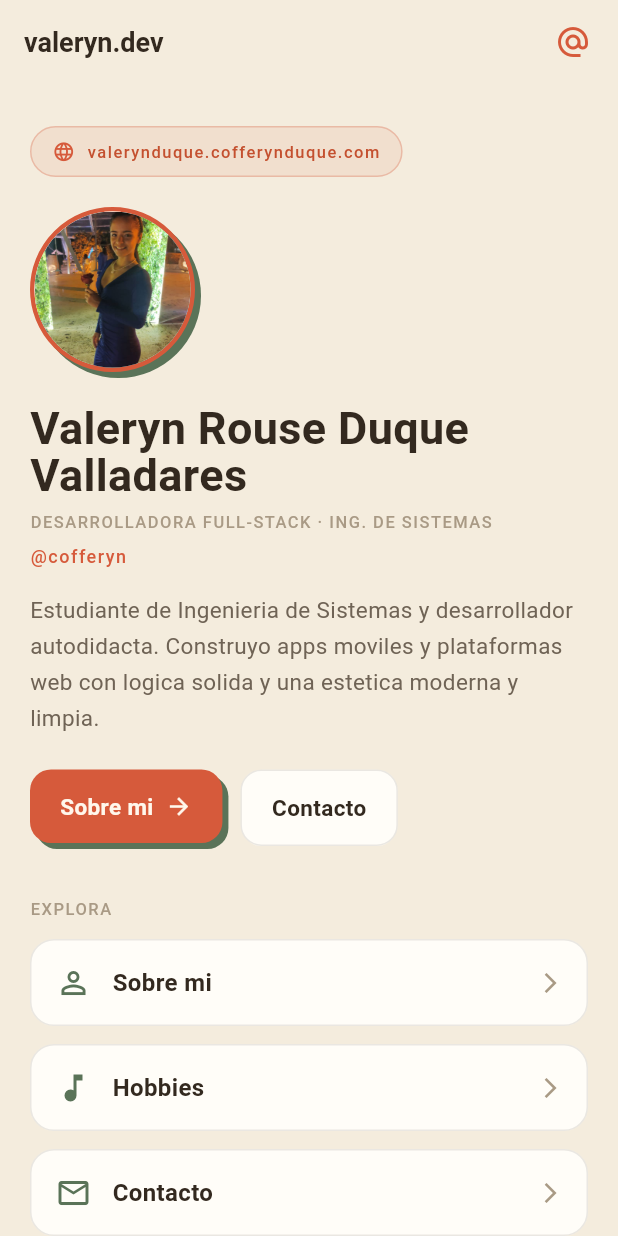
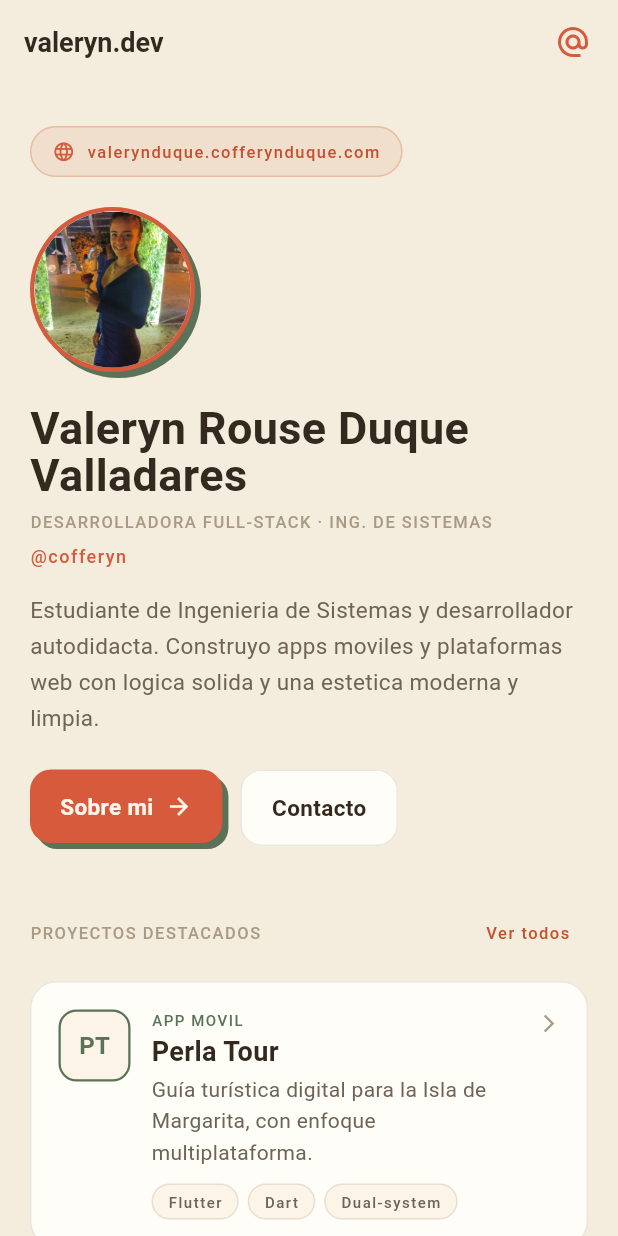
Before and after one commit to CofferynDuque5/Portfolio-Valeryn-Duque, a Flutter app: the screen it shows after launch, on a phone screen of 412 x 824 dp. Run offline on Flutter 3.47's test engine with Material 3 defaults, Android fonts, the phone set to English and light mode, and no system bars.

Commit message:
Añade sección de Proyectos con lista, filtros y detalle
- Modelo Project compatible con el JSON público de /api/projects
- Catálogo local con los 9 proyectos que publica la web
- Pantalla de archivo con filtros por categoría y pantalla de detalle
  con ruta /projects/<slug>
- Proyectos destacados y acceso a Proyectos en Inicio
- Sustituye el test del contador de la plantilla, que fallaba, por
  tests reales de navegación, filtros, rutas y modelo

Co-Authored-By: Claude Opus 5.5 (1M context) <noreply@anthropic.com>
Claude-Session: https://claude.ai/code/session_014v1DmpkJn5FaB2vpkoNF7b

```diff
--- /dev/null
+++ b/lib/data/projects_data.dart
@@ -0,0 +1,184 @@
+import '../models/project.dart';
+
+// Catalogo local de proyectos. Es el mismo contenido que publica la web
+// (seed del backend), ordenado igual. Sirve como fuente sin conexion hasta
+// que la app lea /api/projects.
+class ProjectsData {
+  static const List<Project> todos = [
+    Project(
+      slug: 'perla',
+      category: ProjectCategory.mobile,
+      frame: ProjectFrame.phone,
+      acentoVerde: true,
+      destacado: true,
+      nombre: 'Perla Tour',
+      lema:
+          'Guía turística digital para la Isla de Margarita, con enfoque multiplataforma.',
+      descripcion:
+          'App de guía turística para la Isla de Margarita, Nueva Esparta. Construida en '
+          'Flutter con enfoque dual-system para funcionar de forma fluida en Android e iOS.',
+      caracteristicas: [
+        'Mapa de puntos de interés',
+        'Recomendaciones locales',
+        'Multiplataforma Android/iOS',
+      ],
+      tecnologias: ['Flutter', 'Dart', 'Dual-system'],
+    ),
+    Project(
+      slug: 'dyc',
+      category: ProjectCategory.mobile,
+      frame: ProjectFrame.phone,
+      acentoVerde: true,
+      destacado: true,
+      nombre: 'Design Your Core',
+      lema:
+          'Tu sistema operativo personal: productividad y gestión del tiempo en dark mode.',
+      descripcion:
+          'App de productividad concebida como un "sistema operativo personal", con estética '
+          'dark-mode estilizada y características avanzadas de gestión del tiempo.',
+      caracteristicas: [
+        'Gestión del tiempo',
+        'Modo oscuro estilizado',
+        'Enfoque en hábitos',
+      ],
+      tecnologias: ['Flutter', 'Dark UI', 'UX'],
+    ),
+    Project(
+      slug: 'varoduva',
+      category: ProjectCategory.web,
+      frame: ProjectFrame.browser,
+      destacado: true,
+      nombre: 'VAROUDUVA.STORE',
+      lema:
+          'E-commerce de moda: ropa, calzado, gorras y accesorios en Margarita.',
+      descripcion:
+          'Sitio web y catálogo comercial para una tienda de moda en Margarita. Trabajo '
+          'enfocado en marketing, edición y optimización de imágenes de producto.',
+      caracteristicas: [
+        'Catálogo de productos',
+        'Imágenes optimizadas',
+        'Material de marketing',
+      ],
+      tecnologias: ['Next.js', 'Tailwind', 'E-commerce'],
+    ),
+    Project(
+      slug: 'codigo',
+      category: ProjectCategory.web,
+      frame: ProjectFrame.browser,
+      nombre: 'Un Código Creativo',
+      lema:
+          'Biblioteca digital de guías y tutoriales, con base de datos y panel de administración.',
+      descripcion:
+          'Plataforma educativa como biblioteca digital para alojar guías de estudio y '
+          'tutoriales de programación. Base de datos estructurada y panel de administración.',
+      caracteristicas: [
+        'Base de datos estructurada',
+        'Panel de administración',
+        'Guías y tutoriales',
+      ],
+      tecnologias: ['Astro', 'PostgreSQL', 'Admin'],
+    ),
+    Project(
+      slug: 'pulso',
+      category: ProjectCategory.web,
+      frame: ProjectFrame.browser,
+      nombre: 'El Pulso de la Naturaleza',
+      lema: 'Sistema web de concientización y conservación ambiental.',
+      descripcion:
+          'Sistema web de concientización ambiental, diseñado para mostrar el valor del '
+          'entorno natural mediante una arquitectura pensada de cara al usuario.',
+      caracteristicas: [
+        'Enfoque en conservación',
+        'Arquitectura de cara al usuario',
+        'Contenido educativo',
+      ],
+      tecnologias: ['Next.js', 'UI/UX'],
+    ),
+    Project(
+      slug: 'nv',
+      category: ProjectCategory.auto,
+      frame: ProjectFrame.browser,
+      acentoVerde: true,
+      nombre: 'NV Streaming',
+      lema:
+          'Plataforma de reventa de perfiles de streaming con facturación automatizada.',
+      descripcion:
+          'Negocio de reventa de perfiles de servicios de streaming. Flujos de facturación '
+          'automatizada para gestionar perfiles de clientes y material promocional.',
+      caracteristicas: [
+        'Facturación automatizada',
+        'Gestión de perfiles',
+        'Material promocional',
+      ],
+      tecnologias: ['Automatización', 'Billing', 'Blog'],
+    ),
+    Project(
+      slug: 'ciclo',
+      category: ProjectCategory.web,
+      frame: ProjectFrame.browser,
+      nombre: 'Un Ciclo Creativo',
+      lema: 'Blog personal multidisciplinario: ingeniería, música y fitness.',
+      descripcion:
+          'Blog personal estructurado por categorías temáticas para documentar avances '
+          'multidisciplinarios en ingeniería, música y fitness.',
+      caracteristicas: [
+        'Categorías temáticas',
+        'Publicación de avances',
+        'Enfoque multidisciplinario',
+      ],
+      tecnologias: ['Astro', 'Blog', 'CMS'],
+    ),
+    Project(
+      slug: 'inventario',
+      category: ProjectCategory.eng,
+      frame: ProjectFrame.lab,
+      formula: 'inventory.optimize(sales × climate) → stock*',
+      nombre: 'Modelo de Optimización de Inventario',
+      lema:
+          'Cálculo de inventario con históricos de ventas y datos climatológicos para farmacias.',
+      descripcion:
+          'Sistema de software académico que calcula fórmulas de inventario a partir de '
+          'históricos de ventas y datos climatológicos, diseñado para una cadena de farmacias.',
+      caracteristicas: [
+        'Modelo predictivo',
+        'Datos históricos + clima',
+        'Optimización de stock',
+      ],
+      tecnologias: ['Algoritmos', 'Data', 'Optimización'],
+    ),
+    Project(
+      slug: 'opamp',
+      category: ProjectCategory.eng,
+      frame: ProjectFrame.lab,
+      acentoVerde: true,
+      formula: 'Vout = (1 + Rf/Rin) · Vin',
+      nombre: 'Amplificador Operacional 741',
+      lema:
+          'Amplificador no inversor simulado y verificado con osciloscopio virtual en Proteus.',
+      descripcion:
+          'Diseño paso a paso de un amplificador no inversor basado en el chip 741, verificado '
+          'con osciloscopio virtual en Proteus para una exposición universitaria.',
+      caracteristicas: [
+        'Chip 741',
+        'Verificación con osciloscopio',
+        'Simulación en Proteus',
+      ],
+      tecnologias: ['Proteus', '741', 'Hardware'],
+    ),
+  ];
+
+  static List<Project> get destacados =>
+      todos.where((p) => p.destacado).toList();
+
+  static List<Project> porCategoria(ProjectCategory? categoria) =>
+      categoria == null
+          ? todos
+          : todos.where((p) => p.category == categoria).toList();
+
+  static Project? porSlug(String slug) {
+    for (final p in todos) {
+      if (p.slug == slug) return p;
+    }
+    return null;
+  }
+}
--- /dev/null
+++ b/lib/models/project.dart
@@ -0,0 +1,110 @@
+// Categorias de proyecto (mismos valores que usa la web: mobile | web | auto | eng)
+enum ProjectCategory {
+  mobile('mobile', 'Movil'),
+  web('web', 'Web & Sistemas'),
+  auto('auto', 'Automatizacion'),
+  eng('eng', 'Ingenieria & Labs');
+
+  final String id;
+  final String etiqueta;
+  const ProjectCategory(this.id, this.etiqueta);
+
+  static ProjectCategory fromId(String? id) => ProjectCategory.values
+      .firstWhere((c) => c.id == id, orElse: () => ProjectCategory.web);
+}
+
+// Tipo de "marco" visual del proyecto (telefono, navegador o laboratorio)
+enum ProjectFrame {
+  phone('phone', 'App movil'),
+  browser('browser', 'Sitio web / Sistema'),
+  lab('lab', 'Ingenieria / Lab');
+
+  final String id;
+  final String etiqueta;
+  const ProjectFrame(this.id, this.etiqueta);
+
+  static ProjectFrame fromId(String? id) => ProjectFrame.values
+      .firstWhere((f) => f.id == id, orElse: () => ProjectFrame.browser);
+}
+
+// Un proyecto del portafolio. La forma coincide con el JSON publico de
+// /api/projects del backend, para poder conectarlo mas adelante sin cambios.
+class Project {
+  final String slug;
+  final ProjectCategory category;
+  final ProjectFrame frame;
+  final bool acentoVerde; // accent "gr" (salvia); si no, terracota
+  final String nombre;
+  final String lema;
+  final String descripcion;
+  final List<String> caracteristicas;
+  final List<String> tecnologias;
+  final String? formula; // solo para proyectos de laboratorio
+  final String? demoUrl;
+  final String? githubUrl;
+  final bool destacado;
+
+  const Project({
+    required this.slug,
+    required this.category,
+    required this.frame,
+    required this.nombre,
+    required this.lema,
+    required this.descripcion,
+    this.acentoVerde = false,
+    this.caracteristicas = const [],
+    this.tecnologias = const [],
+    this.formula,
+    this.demoUrl,
+    this.githubUrl,
+    this.destacado = false,
+  });
+
+  // Iniciales para el monograma (misma regla que la web: primera letra de
+  // cada palabra, separando por espacios y puntos; maximo 2)
+  String get iniciales {
+    final letras = nombre
+        .split(RegExp(r'[\s.]+'))
+        .where((p) => p.isNotEmpty)
+        .map((p) => p[0])
+        .join()
+        .toUpperCase();
+    if (letras.isEmpty) return '··';
+    return letras.length > 2 ? letras.substring(0, 2) : letras;
+  }
+
+  // Lee un proyecto desde el JSON de la API (textos bilingues {es, en}).
+  factory Project.fromJson(Map<String, dynamic> json) {
+    String texto(dynamic bi) {
+      if (bi is Map) return (bi['es'] ?? bi['en'] ?? '').toString();
+      return bi?.toString() ?? '';
+    }
+
+    List<String> lista(dynamic bi) {
+      final valor = bi is Map ? (bi['es'] ?? bi['en']) : bi;
+      if (valor is List) return valor.map((e) => e.toString()).toList();
+      return const [];
+    }
+
+    String? enlace(dynamic v) {
+      final s = v?.toString() ?? '';
+      return s.isEmpty ? null : s;
+    }
+
+    return Project(
+      slug: json['slug'].toString(),
+      category: ProjectCategory.fromId(json['category'] as String?),
+      frame: ProjectFrame.fromId(json['frameType'] as String?),
+      acentoVerde: json['accent'] == 'gr',
+      nombre: texto(json['name']),
+      lema: texto(json['tagline']),
+      descripcion: texto(json['desc']),
+      caracteristicas: lista(json['features']),
+      tecnologias: lista(json['tech']),
+      formula: enlace(json['labFormula']),
+      demoUrl: enlace(json['demoUrl']),
+      githubUrl: enlace(json['githubUrl']),
+      destacado: json['isFeatured'] == true,
+    );
+  }
+}
--- a/lib/routes/app_routes.dart
+++ b/lib/routes/app_routes.dart
@@ -4,4 +4,15 @@ class AppRoutes {
   static const about = '/about';
   static const hobbies = '/hobbies';
   static const contact = '/contact';
+  static const projects = '/projects';
+
+  // Detalle de un proyecto: /projects/<slug>
+  static String projectDetail(String slug) => '$projects/$slug';
+
+  // Devuelve el slug si la ruta es de detalle de proyecto, si no null
+  static String? slugDeRuta(String? ruta) {
+    if (ruta == null || !ruta.startsWith('$projects/')) return null;
+    final slug = ruta.substring(projects.length + 1);
+    return slug.isEmpty || slug.contains('/') ? null : slug;
+  }
 }
--- a/lib/screens/home_screen.dart
+++ b/lib/screens/home_screen.dart
@@ -1,9 +1,11 @@
 import 'package:flutter/material.dart';
 import 'package:url_launcher/url_launcher.dart';
+import '../data/projects_data.dart';
 import '../routes/app_routes.dart';
 import '../themes/app_theme.dart';
 import '../widgets/accent_button.dart';
 import '../widgets/custom_footer.dart';
+import '../widgets/project_card.dart';
 
 class HomeScreen extends StatelessWidget {
   const HomeScreen({super.key});
@@ -153,8 +155,32 @@ class HomeScreen extends StatelessWidget {
             ],
           ),
           const SizedBox(height: 34),
+          // Proyectos destacados (los marcados como destacados en la web)
+          Row(
+            children: [
+              Expanded(
+                child: Text('PROYECTOS DESTACADOS',
+                    style: AppTheme.mono(11, color: AppColors.dim)),
+              ),
+              TextButton(
+                onPressed: () =>
+                    Navigator.pushNamed(context, AppRoutes.projects),
+                child: Text('Ver todos', style: AppTheme.mono(11)),
+              ),
+            ],
+          ),
+          const SizedBox(height: 8),
+          for (final p in ProjectsData.destacados)
+            ProjectCard(
+              proyecto: p,
+              onTap: () =>
+                  Navigator.pushNamed(context, AppRoutes.projectDetail(p.slug)),
+            ),
+          const SizedBox(height: 22),
           Text('EXPLORA', style: AppTheme.mono(11, color: AppColors.dim)),
           const SizedBox(height: 12),
+          _menuItem(
+              context, Icons.work_outline, 'Proyectos', AppRoutes.projects),
           _menuItem(context, Icons.person_outline, 'Sobre mi', AppRoutes.about),
           _menuItem(context, Icons.music_note, 'Hobbies', AppRoutes.hobbies),
           _menuItem(
--- /dev/null
+++ b/lib/widgets/project_card.dart
@@ -0,0 +1,72 @@
+import 'package:flutter/material.dart';
+import '../models/project.dart';
+import '../themes/app_theme.dart';
+import 'tech_chips.dart';
+
+// Tarjeta de proyecto para listas: monograma, categoria, nombre, lema y chips
+class ProjectCard extends StatelessWidget {
+  final Project proyecto;
+  final VoidCallback onTap;
+  const ProjectCard({super.key, required this.proyecto, required this.onTap});
+
+  @override
+  Widget build(BuildContext context) {
+    final acento = proyecto.acentoVerde ? AppColors.gr : AppColors.co;
+    return Semantics(
+      button: true,
+      label: 'Ver proyecto ${proyecto.nombre}',
+      child: GestureDetector(
+        onTap: onTap,
+        child: Container(
+          margin: const EdgeInsets.only(bottom: 14),
+          padding: const EdgeInsets.all(18),
+          decoration: BoxDecoration(
+            color: AppColors.card,
+            borderRadius: BorderRadius.circular(18),
+            border: Border.all(color: AppColors.line),
+          ),
+          child: Row(
+            crossAxisAlignment: CrossAxisAlignment.start,
+            children: [
+              Container(
+                width: 48,
+                height: 48,
+                alignment: Alignment.center,
+                decoration: BoxDecoration(
+                  color: AppColors.card2,
+                  borderRadius: BorderRadius.circular(12),
+                  border: Border.all(color: acento, width: 1.5),
+                ),
+                child: Text(proyecto.iniciales,
+                    style: AppTheme.heading(16).copyWith(color: acento)),
+              ),
+              const SizedBox(width: 14),
+              Expanded(
+                child: Column(
+                  crossAxisAlignment: CrossAxisAlignment.start,
+                  children: [
+                    Text(proyecto.frame.etiqueta.toUpperCase(),
+                        style: AppTheme.mono(10, color: acento)),
+                    const SizedBox(height: 4),
+                    Text(proyecto.nombre, style: AppTheme.heading(18)),
+                    const SizedBox(height: 6),
+                    Text(proyecto.lema,
+                        style:
+                            const TextStyle(color: AppColors.mut, height: 1.5)),
+                    const SizedBox(height: 10),
+                    TechChips(tecnologias: proyecto.tecnologias),
+                  ],
+                ),
+              ),
+              const Padding(
+                padding: EdgeInsets.only(left: 8, top: 2),
+                child: Icon(Icons.arrow_forward_ios,
+                    size: 14, color: AppColors.dim),
+              ),
+            ],
+          ),
+        ),
+      ),
+    );
+  }
+}
--- /dev/null
+++ b/lib/widgets/tech_chips.dart
@@ -0,0 +1,28 @@
+import 'package:flutter/material.dart';
+import '../themes/app_theme.dart';
+
+// Etiquetas pequenas con las tecnologias de un proyecto
+class TechChips extends StatelessWidget {
+  final List<String> tecnologias;
+  const TechChips({super.key, required this.tecnologias});
+
+  @override
+  Widget build(BuildContext context) {
+    return Wrap(
+      spacing: 6,
+      runSpacing: 6,
+      children: [
+        for (final t in tecnologias)
+          Container(
+            padding: const EdgeInsets.symmetric(horizontal: 10, vertical: 4),
+            decoration: BoxDecoration(
+              color: AppColors.card2,
+              borderRadius: BorderRadius.circular(100),
+              border: Border.all(color: AppColors.line),
+            ),
+            child: Text(t, style: AppTheme.mono(10, color: AppColors.mut)),
+          ),
+      ],
+    );
+  }
+}
```
Also changed, not shown: lib/main.dart (+17 -0 lines), lib/screens/project_detail_screen.dart (added, +133 -0 lines), lib/screens/projects_screen.dart (added, +84 -0 lines), 3 other files.
